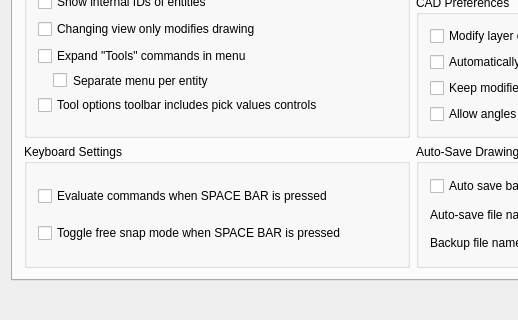
Qt form librecad/src/ui/dialogs/settings/options_general/qg_dlgoptionsgeneral.ui (LibreCAD/LibreCAD) before a commit; both pictures show x 0 to 518 and y 247 to 567 of the 826 by 567 pixel window.
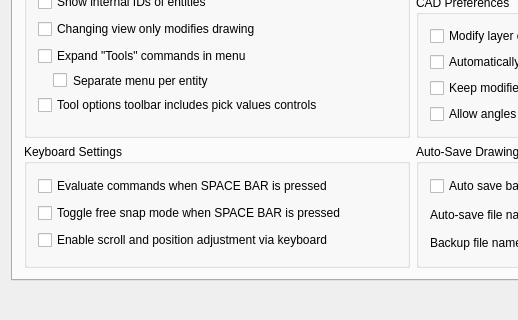
The same form after that commit. Icons and pictures are not drawn. Custom widgets are drawn as their Qt base class.

Commit message: move-adjust action, moving selected entities by keyboard, scroll by keyboard, better visual indication of free snap by SPACE, minor context menu fixes

Diff of the .ui file:
```diff
--- a/librecad/src/ui/dialogs/settings/options_general/qg_dlgoptionsgeneral.ui
+++ b/librecad/src/ui/dialogs/settings/options_general/qg_dlgoptionsgeneral.ui
@@ -4307,6 +4307,16 @@
             </property>
            </widget>
           </item>
+          <item>
+           <widget class="QCheckBox" name="cbEnableKeyboardZoomAdjust">
+            <property name="toolTip">
+             <string>If enabled, it is possible to do with keys - zooming via +/-, scrolling via arrow keys, moving selected entities position via arrow keys and SHIFT/CTRL modifiers.</string>
+            </property>
+            <property name="text">
+             <string>Enable scroll and position adjustment via keyboard</string>
+            </property>
+           </widget>
+          </item>
          </layout>
         </widget>
        </item>
```
Left out of the diff: 2 changed lines with no effect on the pictures. The commit also changes 66 other files.
